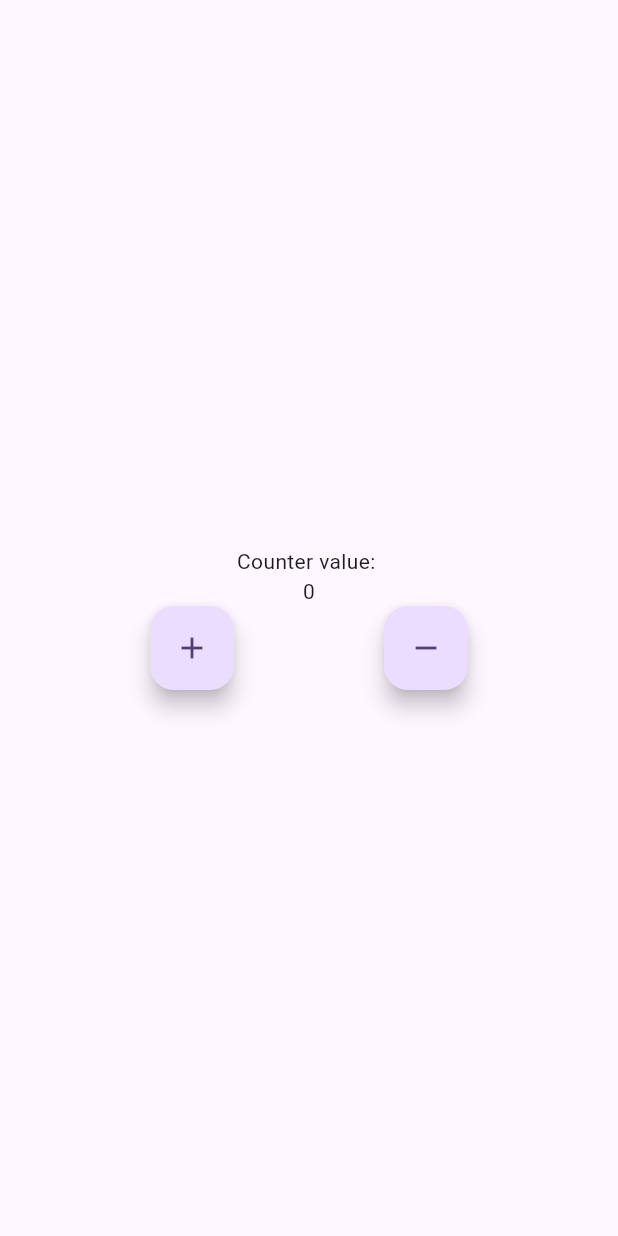
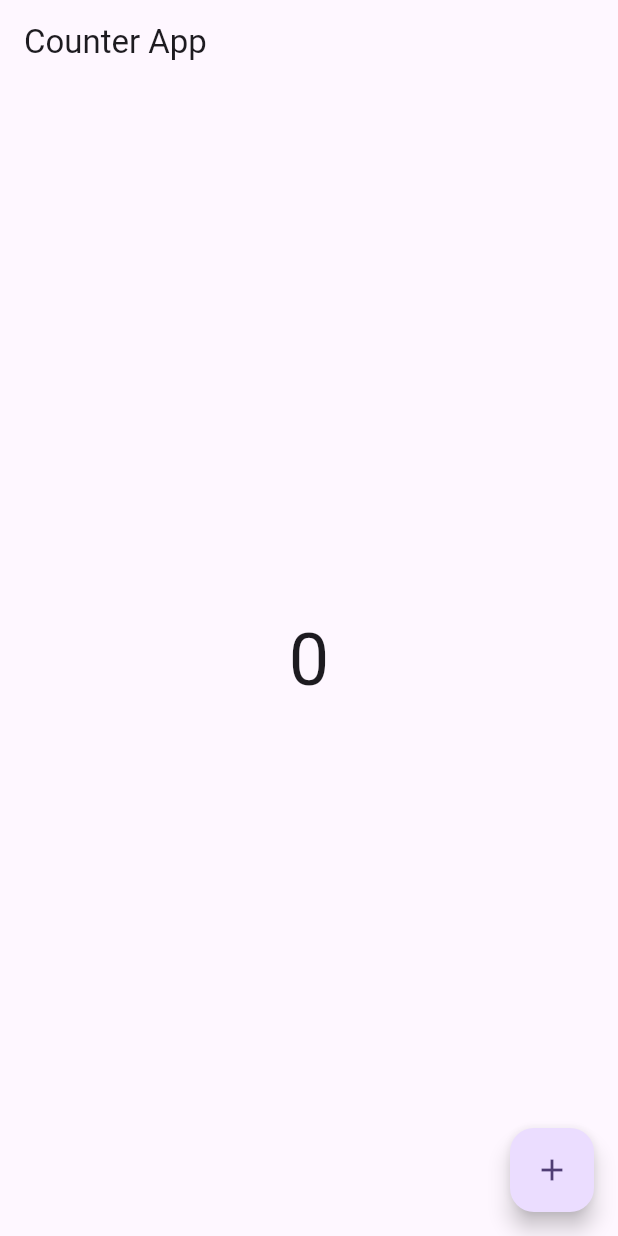
Before and after one commit to gilvancosta/Riverpod-miscellaneous-examples-01, a Flutter app: the screen it shows after launch, on a phone screen of 412 x 824 dp. Run offline on Flutter 3.47's test engine with Material 2 defaults, Android fonts, the phone set to English and light mode, and no system bars; our stand-ins replace flutter_riverpod.

Commit message:
exemplo 3 de Contador

```diff
--- a/lib/src/ui/pages/home/home_page.dart
+++ b/lib/src/ui/pages/home/home_page.dart
@@ -3,51 +3,36 @@
 import 'package:flutter/material.dart';
 import 'package:flutter_riverpod/flutter_riverpod.dart';
 
-class CounterNotifier extends StateNotifier<int> {
-  CounterNotifier() : super(0);
+final counterProvider = StateProvider((ref) => 0);
 
-  void increment() => state++;
-  void decrement() => state++;
-}
-
-final counterNotifierProvider =
-    StateNotifierProvider<CounterNotifier, int>((ref) => CounterNotifier());
-
+// ConsumerWidget substitui StatelessWidget para adicionar o parâmetro ref
+// no método de construção
 class HomePage extends ConsumerWidget {
   const HomePage({Key? key}) : super(key: key);
-
   @override
   Widget build(BuildContext context, WidgetRef ref) {
     print('BUILDING HOME PAGE');
     return Scaffold(
+      appBar: AppBar(title: const Text('Counter App')),
       body: Center(
         child: Column(
           mainAxisAlignment: MainAxisAlignment.center,
           children: [
-            const Text('Counter value: '),
-            Consumer(
-              builder: (contexto, refLocal, _) {
-                final counter = refLocal.watch(counterNotifierProvider);
-                return Text('$counter');
-              },
-            ),
-            Row(
-              mainAxisAlignment: MainAxisAlignment.spaceEvenly,
-              children: <Widget>[
-                FloatingActionButton(
-                  onPressed:
-                      ref.read(counterNotifierProvider.notifier).increment,
-                  child: const Icon(Icons.add),
-                ),
-                FloatingActionButton(
-                  onPressed:
-                      ref.read(counterNotifierProvider.notifier).decrement,
-                  child: const Icon(Icons.remove),
-                ),
-              ],
-            ),
+            Consumer(builder: (contexto, refLocal, _) {
+              // obtém o valor atual do counterProvider
+              // irá recarregar o widget se o valor mudar
+              final count = refLocal.watch(counterProvider);
+              return Text('$count', style: const TextStyle(fontSize: 48.0));
+            }),
           ],
         ),
+      ),
+      floatingActionButton: FloatingActionButton(
+// altera o estado do counterProvider por
+// acessando o StateNotifier diretamente.
+// Riverpod notificará automaticamente os ouvintes.
+        onPressed: () => ref.read(counterProvider.notifier).state++,
+        child: const Icon(Icons.add),
       ),
     );
   }
```
Also changed, not shown: lib/src/ui/pages/home/home_page_copy2.dart (added, +54 -0 lines), lib/src/ui/pages/home/home_page_copy1.dart (renamed from lib/src/ui/pages/home/home_page copy.dart).
